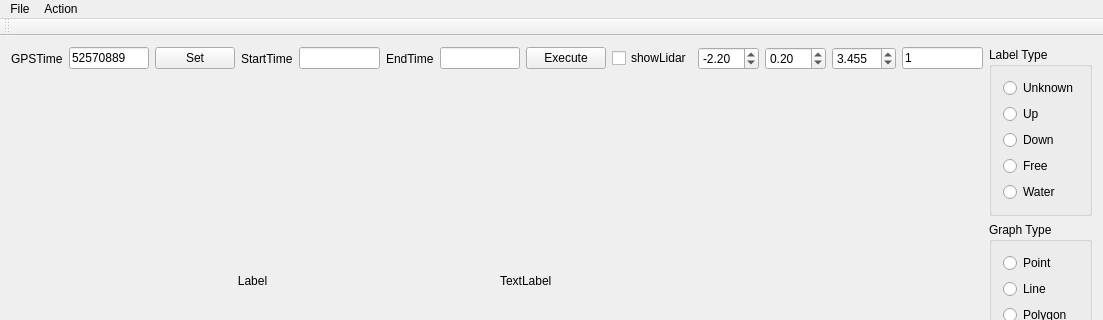
Above: mainwindow.ui from 05F3759DF/LabelTool before the change; both pictures show x 0 to 1103 and y 0 to 320 of the 1103 by 519 pixel window. Below: the same form after it.
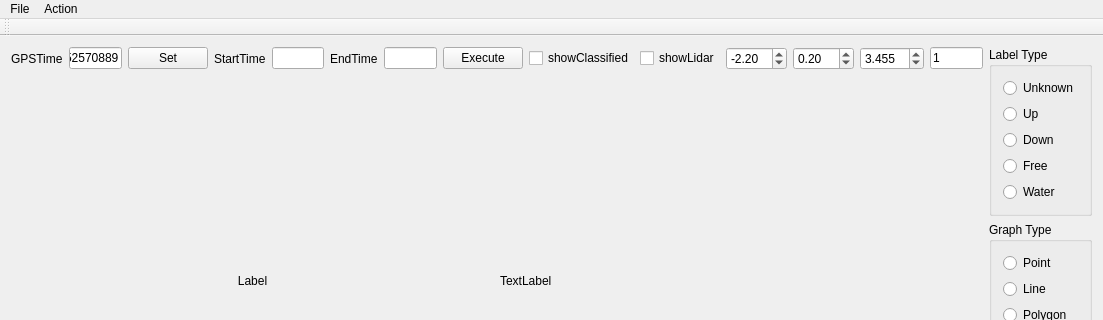
That is the form after the change.

What changed in the file:
```diff
--- a/mainwindow.ui
+++ b/mainwindow.ui
@@ -67,6 +67,13 @@
           </property>
          </widget>
         </item>
+        <item>
+         <widget class="QCheckBox" name="checkBox_showClassified">
+          <property name="text">
+           <string>showClassified</string>
+          </property>
+         </widget>
+        </item>
         <item>
          <widget class="QCheckBox" name="checkBox_showLidar">
           <property name="text">
```
